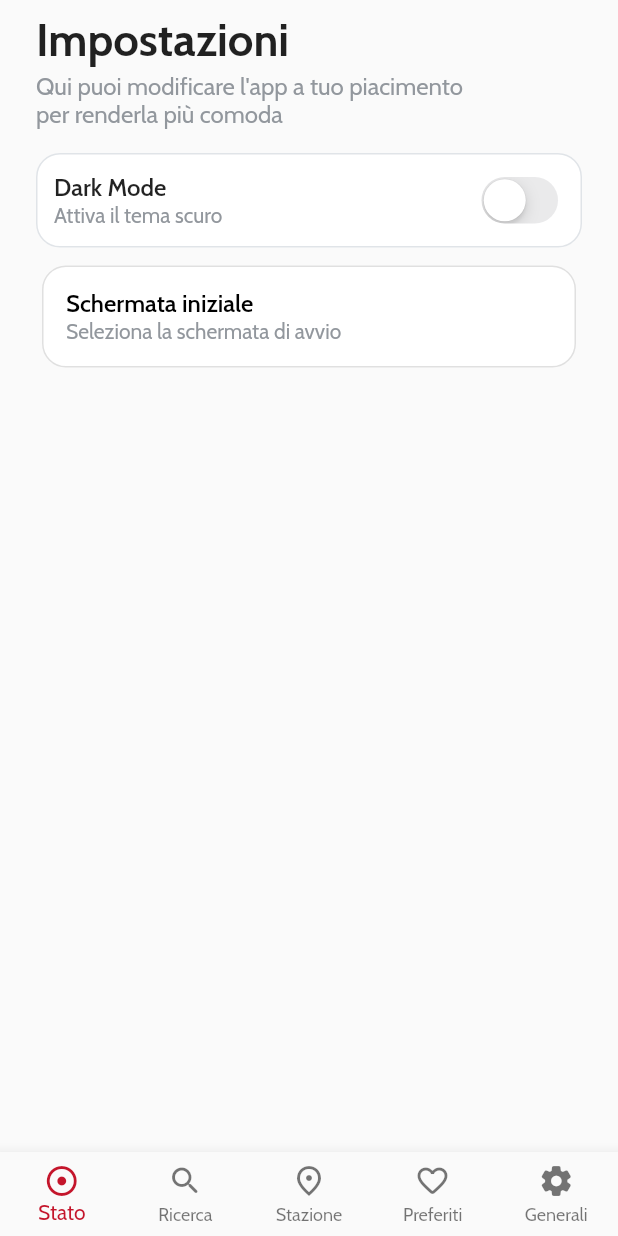
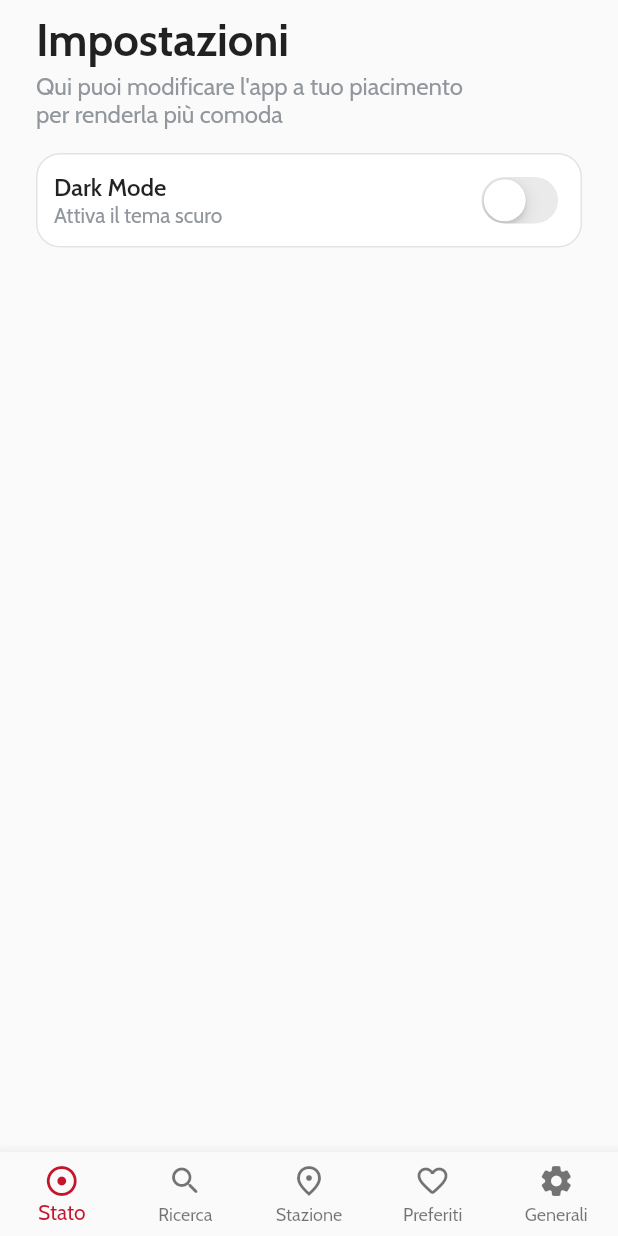
Before and after one commit to c0c4i/treninoo, a Flutter app: the screen it shows after launch, swiped to page 5, on a phone screen of 412 x 824 dp. Run offline on Flutter 3.47's test engine with Material 2 defaults, Android fonts, the phone set to English and light mode, and no system bars; our stand-ins replace adaptive_theme, bloc, equatable, firebase_core, flutter_bloc, flutter_typeahead and 2 more; missing offline and left inert: firebase_core_web, flutter_keyboard_visibility_web, shared_preferences_web; accounts and stored records are empty.

```diff
--- a/lib/view/pages/settings_page.dart
+++ b/lib/view/pages/settings_page.dart
@@ -56,11 +56,11 @@ class _SettingsState extends State<Settings> {
                 },
               ),
               SizedBox(height: 8),
-              MenuButtonClick(
-                title: "Schermata iniziale",
-                description: "Seleziona la schermata di avvio",
-                onPressed: () {},
-              )
+              // MenuButtonClick(
+              //   title: "Schermata iniziale",
+              //   description: "Seleziona la schermata di avvio",
+              //   onPressed: () {},
+              // )
               // ListTile(
               //   contentPadding: EdgeInsets.only(left: 20),
               //   title: Text('Schermata iniziale'),
--- a/pubspec.yaml
+++ b/pubspec.yaml
@@ -1,7 +1,7 @@
 name: treninoo
 description: My first flutter project with Trenitalia API
 
-version: 2.1.2+1
+version: 2.1.3+1
 # android: 8
 
 environment:
```
Also changed, not shown: 2 other files.
